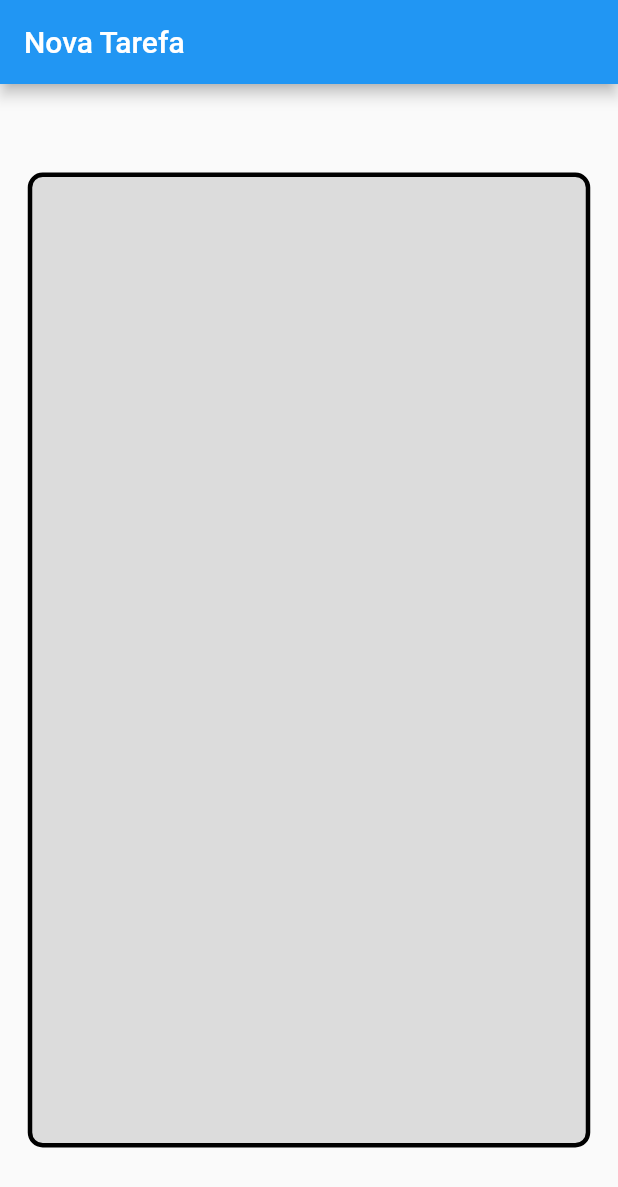
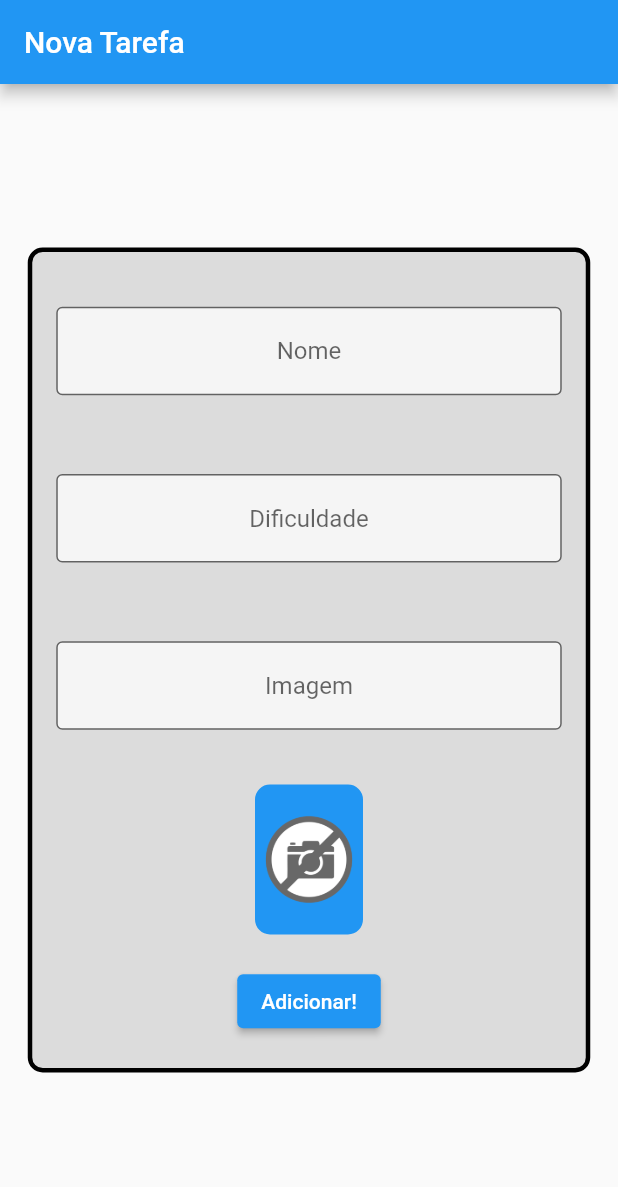
Before and after one commit to BrunnoBird/alura-primeiro_app_flutter, a Flutter app: the screen it shows after launch, on a phone screen of 412 x 824 dp. Shown: the top 1187 px of the screen. Run offline on Flutter 3.47's test engine with Material 2 defaults, Android fonts, the phone set to English and light mode, and no system bars; network calls fail.

Commit message:
feat: form screen

```diff
--- a/lib/main.dart
+++ b/lib/main.dart
@@ -1,6 +1,5 @@
 import 'package:flutter/material.dart';
 import 'package:primeiro_projeto_alura/screens/form_screen.dart';
-import 'package:primeiro_projeto_alura/screens/initial_screen.dart';
 
 void main() {
   runApp(const MyApp());
--- a/lib/screens/form_screen.dart
+++ b/lib/screens/form_screen.dart
@@ -1,6 +1,4 @@
 import 'package:flutter/material.dart';
-import 'package:flutter/src/widgets/container.dart';
-import 'package:flutter/src/widgets/framework.dart';
 
 class FormScreen extends StatefulWidget {
   const FormScreen({super.key});
@@ -10,15 +8,23 @@ class FormScreen extends StatefulWidget {
 }
 
 class _FormScreenState extends State<FormScreen> {
+  TextEditingController nameController = TextEditingController();
+  TextEditingController difficultyController = TextEditingController();
+  TextEditingController imageController = TextEditingController();
+  final _formKey = GlobalKey<FormState>();
+
   @override
   Widget build(BuildContext context) {
-    return Scaffold(
+    return Form(
+      key: _formKey,
+      child: Scaffold(
         appBar: AppBar(
           title: const Text('Nova Tarefa'),
         ),
         body: Center(
+          child: SingleChildScrollView(
             child: Container(
-          height: 650,
+              height: 550,
               width: 375,
               decoration: BoxDecoration(
                 borderRadius: BorderRadius.circular(10),
@@ -26,7 +32,132 @@ class _FormScreenState extends State<FormScreen> {
                 color: Colors.black12,
               ),
               child: Column(
-            children: const [],
+                mainAxisAlignment: MainAxisAlignment.spaceEvenly,
+                crossAxisAlignment: CrossAxisAlignment.center,
+                children: [
+                  Padding(
+                    padding: const EdgeInsets.all(16.0),
+                    child: TextFormField(
+                      validator: (String? value) {
+                        if (value != null && value.isEmpty) {
+                          return 'Insira o nome da tarefa';
+                        }
+                        return null;
+                      },
+                      controller: nameController,
+                      textAlign: TextAlign.center,
+                      decoration: InputDecoration(
+                        border: const OutlineInputBorder(),
+                        hintText: 'Nome',
+                        fillColor: Colors.white70,
+                        filled: true,
+                        focusedBorder: OutlineInputBorder(
+                          borderRadius: BorderRadius.circular(4.0),
+                          borderSide:
+                              const BorderSide(color: Colors.blue, width: 2.0),
+                        ),
+                      ),
+                      keyboardType: TextInputType.name,
+                    ),
+                  ),
+                  Padding(
+                    padding: const EdgeInsets.all(16.0),
+                    child: TextFormField(
+                      validator: (String? value) {
+                        if (value!.isEmpty ||
+                            int.parse(value) > 5 ||
+                            int.parse(value) < 1) {
+                          return ' insira uma dificuldade entre 1 e 5';
+                        }
+                        return null;
+                      },
+                      controller: difficultyController,
+                      textAlign: TextAlign.center,
+                      decoration: InputDecoration(
+                        border: const OutlineInputBorder(),
+                        hintText: 'Dificuldade',
+                        fillColor: Colors.white70,
+                        filled: true,
+                        focusedBorder: OutlineInputBorder(
+                          borderRadius: BorderRadius.circular(4.0),
+                          borderSide:
+                              const BorderSide(color: Colors.blue, width: 2.0),
+                        ),
+                      ),
+                      keyboardType: TextInputType.number,
+                    ),
+                  ),
+                  Padding(
+                    padding: const EdgeInsets.all(16.0),
+                    child: TextFormField(
+                      validator: (String? value) {
+                        if (value!.isEmpty) {
+                          return 'Insira um URL de imagem!';
+                        }
+                        return null;
+                      },
+                      onChanged: (text) {
+                        setState(() {});
+                      },
+                      controller: imageController,
+                      textAlign: TextAlign.center,
+                      keyboardType: TextInputType.url,
+                      decoration: InputDecoration(
+                        border: const OutlineInputBorder(),
+                        hintText: 'Imagem',
+                        fillColor: Colors.white70,
+                        filled: true,
+                        focusedBorder: OutlineInputBorder(
+                          borderRadius: BorderRadius.circular(4.0),
+                          borderSide:
+                              const BorderSide(color: Colors.blue, width: 2.0),
+                        ),
+                      ),
+                    ),
+                  ),
+                  Container(
+                    height: 100,
+                    width: 72,
+                    decoration: BoxDecoration(
+                      color: Colors.blue,
+                      borderRadius: BorderRadius.circular(10),
+                      border: Border.all(
+                        width: 2,
+                        color: Colors.blue,
+                      ),
+                    ),
+                    child: ClipRRect(
+                      borderRadius: BorderRadius.circular(10),
+                      child: Image.network(
+                        imageController.text,
+                        fit: BoxFit.cover,
+                        errorBuilder: (
+                          BuildContext context,
+                          Object exception,
+                          StackTrace? stackTrace,
+                        ) {
+                          return Image.asset('assets/images/nophoto.png');
+                        },
+                      ),
+                    ),
+                  ),
+                  ElevatedButton(
+                    onPressed: () {
+                      if (_formKey.currentState!.validate()) {
+                        ScaffoldMessenger.of(context).showSnackBar(
+                          const SnackBar(
+                            content: Text('Tarefa salva com sucesso!'),
+                            backgroundColor: Colors.blue,
+                            behavior: SnackBarBehavior.floating,
+                          ),
+                        );
+                      }
+                    },
+                    child: const Text('Adicionar!'),
+                  ),
+                ],
+              ),
+            ),
           ),
         ),
       ),
```
Lines whose indentation alone changed are shown as unchanged.
